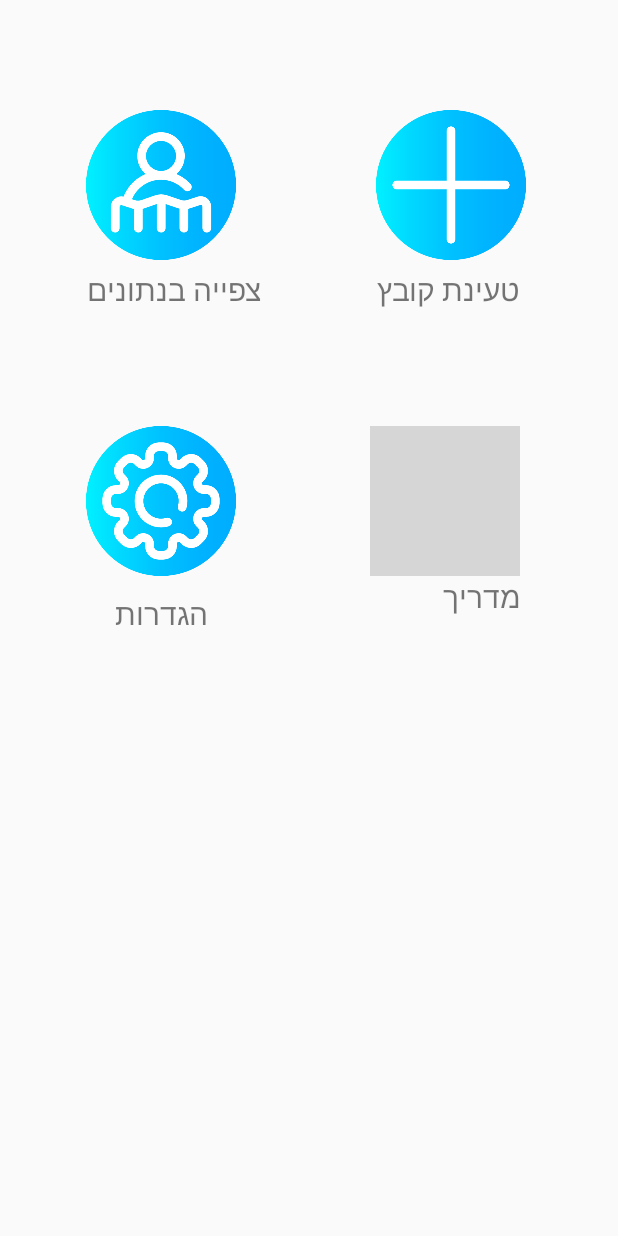
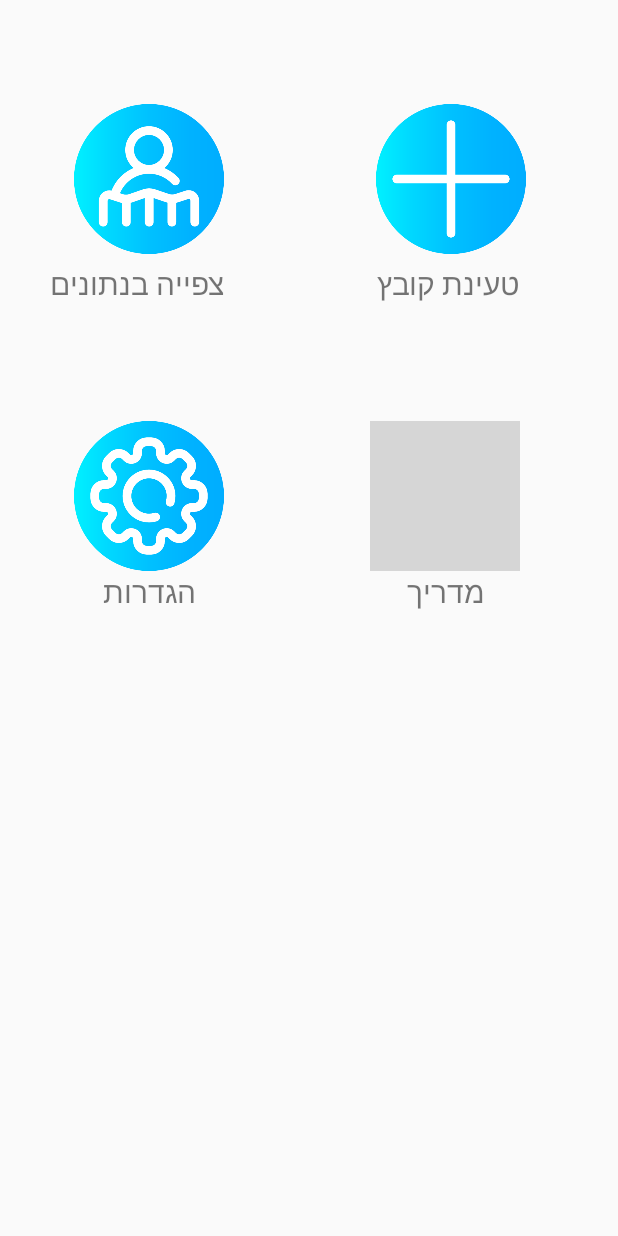
Before and after one commit to barlotem/TravelCollector, an Android app: the screen it shows after launch (Home), on a phone screen of 412 x 824 dp. Run offline under Robolectric (Android 15) with nearby library versions, the phone set to English and light mode, and no system bars; grey boxes are pictures that could not be loaded.

Commit message:
temp fix for activity_home layout

```diff
--- a/app/src/main/res/layout/activity_home.xml
+++ b/app/src/main/res/layout/activity_home.xml
@@ -13,7 +13,7 @@
         android:layout_alignLeft="@+id/imageView2"
         android:layout_alignParentTop="true"
         android:layout_alignStart="@+id/imageView2"
-        android:layout_marginTop="179dp"
+        android:layout_marginTop="175dp"
         android:onClick="openLoadData"
         android:text="טעינת קובץ"
         android:textSize="20sp" />
@@ -31,17 +31,6 @@
         app:srcCompat="@drawable/plus"
         android:onClick="openLoadData"/>
 
-    <TextView
-        android:id="@+id/textView1"
-        android:layout_width="wrap_content"
-        android:layout_height="wrap_content"
-        android:layout_alignBaseline="@+id/textView"
-        android:layout_alignBottom="@+id/textView"
-        android:layout_alignLeft="@+id/imageView3"
-        android:layout_alignStart="@+id/imageView3"
-        android:onClick="openListView"
-        android:text="צפייה בנתונים"
-        android:textSize="20sp"/>
 
     <ImageView
         android:id="@+id/imageView3"
@@ -50,21 +39,23 @@
         android:layout_alignParentLeft="true"
         android:layout_alignParentStart="true"
         android:layout_alignTop="@+id/imageView2"
-        android:layout_marginLeft="57dp"
-        android:layout_marginStart="57dp"
-        app:srcCompat="@drawable/user"
-        android:onClick="openListView"/>
+        android:layout_marginLeft="49dp"
+        android:layout_marginStart="49dp"
+        android:onClick="openListView"
+        app:srcCompat="@drawable/user" />
 
     <TextView
-        android:id="@+id/textView3"
+        android:id="@+id/textView1"
         android:layout_width="wrap_content"
         android:layout_height="wrap_content"
-        android:layout_alignEnd="@+id/imageView4"
-        android:layout_alignRight="@+id/imageView4"
-        android:layout_below="@+id/imageView4"
-        android:onClick="openLoadData"
-        android:text="מדריך"
+        android:layout_alignBaseline="@+id/textView"
+        android:layout_alignBottom="@+id/textView"
+        android:layout_alignEnd="@+id/imageView3"
+        android:layout_alignRight="@+id/imageView3"
+        android:onClick="openListView"
+        android:text="צפייה בנתונים"
         android:textSize="20sp" />
+
 
     <ImageView
         android:id="@+id/imageView4"
@@ -76,6 +67,30 @@
         app:srcCompat="@drawable/question" />
 
     <TextView
+        android:id="@+id/textView3"
+        android:layout_width="wrap_content"
+        android:layout_height="wrap_content"
+        android:layout_alignBaseline="@+id/textView4"
+        android:layout_alignBottom="@+id/textView4"
+        android:layout_alignLeft="@+id/textView"
+        android:layout_alignStart="@+id/textView"
+        android:layout_marginLeft="20dp"
+        android:layout_marginStart="20dp"
+        android:onClick="openLoadData"
+        android:text="מדריך"
+        android:textSize="20sp" />
+
+    <ImageView
+        android:id="@+id/imageView5"
+        android:layout_width="100dp"
+        android:layout_height="100dp"
+        android:layout_alignEnd="@+id/textView1"
+        android:layout_alignRight="@+id/textView1"
+        android:layout_below="@+id/textView1"
+        android:layout_marginTop="78dp"
+        app:srcCompat="@drawable/settings" />
+
+    <TextView
         android:id="@+id/textView4"
         android:layout_width="wrap_content"
         android:layout_height="wrap_content"
@@ -84,19 +99,8 @@
         android:layout_below="@+id/imageView5"
         android:layout_marginLeft="19dp"
         android:layout_marginStart="19dp"
-        android:layout_marginTop="11dp"
         android:onClick="openLoadData"
         android:text="הגדרות"
         android:textSize="20sp" />
 
-    <ImageView
-        android:id="@+id/imageView5"
-        android:layout_width="100dp"
-        android:layout_height="100dp"
-        android:layout_alignLeft="@+id/textView4"
-        android:layout_alignStart="@+id/textView1"
-        android:layout_below="@+id/textView1"
-        android:layout_marginTop="77dp"
-        app:srcCompat="@drawable/settings" />
-
 </RelativeLayout>
```
